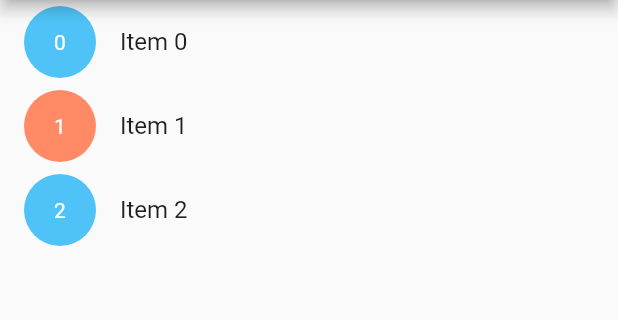
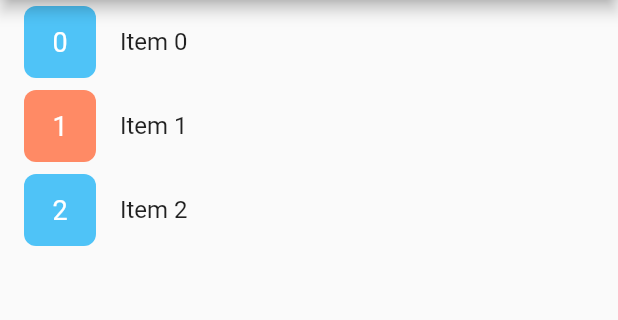
Before and after one commit to Akora-IngDKB/flutter_text_drawable, a Flutter app: the screen it shows after launch, on a phone screen of 412 x 824 dp, the part 84-404 px from its top. Run offline on Flutter 3.47's test engine with Material 2 defaults, Android fonts, the phone set to English and light mode, and no system bars.

Commit message:
Added option for checkmark selection like Gmail

```diff
--- a/example/lib/main.dart
+++ b/example/lib/main.dart
@@ -24,6 +24,12 @@ class MyApp extends StatelessWidget {
           return ListTile(
             leading: TextDrawable(
               text: "$index",
+              isTappable: true,
+              onTap: (val) {
+                print("$index selected: $val");
+              },
+              boxShape: BoxShape.rectangle,
+              borderRadius: BorderRadius.circular(8),
             ),
             title: Text("Item $index"),
           );
--- a/lib/src/text_drawable_widget.dart
+++ b/lib/src/text_drawable_widget.dart
@@ -3,28 +3,40 @@ import 'package:flutter_text_drawable/flutter_text_drawable.dart';
 import 'package:flutter_text_drawable/src/contrast_helper.dart';
 
 class TextDrawable extends StatefulWidget {
-  /// The text supplied. Only first character will be displayed
+  /// The text supplied. Only first character will be displayed.
   final String text;
 
-  /// Height of the [TextDrawable] widget
+  /// Height of the [TextDrawable] widget.
   final double height;
 
-  /// Width of the [TextDrawable] widget
+  /// Width of the [TextDrawable] widget.
   final double width;
 
-  /// `TextStyle` for the `text` to be displayed
+  /// `TextStyle` for the `text` to be displayed.
   final TextStyle textStyle;
 
-  /// Generates random colors
+  /// Generates random colors.
   final ColorGenerator colorGenerator;
 
   /// Shape of the widget.
-  /// Defaults to `BoxShape.circle`
+  /// Defaults to `BoxShape.circle`.
   final BoxShape boxShape;
 
-  /// Border radius of the widget
+  /// Border radius of the widget.
   /// Do not specify this if `boxShape == BoxShape.circle`.
   final BorderRadiusGeometry borderRadius;
+
+  /// Specify duration of animation between text and checked icon.
+  /// Defaults to current theme animation duration.
+  final Duration duration;
+
+  /// Set to `true` when you want the widget to recognize taps.
+  /// Typical selection behaviour found in the Gmail app.
+  final bool isTappable;
+
+  /// Callback received when widget is tapped.
+  /// It emits its current selected status.
+  final Function(bool) onTap;
 
   /// Creates a customizable [TextDrawable] widget.
   TextDrawable({
@@ -36,8 +48,18 @@ class TextDrawable extends StatefulWidget {
     this.textStyle,
     this.boxShape = BoxShape.circle,
     this.borderRadius,
+    this.duration = kThemeAnimationDuration,
+    this.isTappable = false,
+    this.onTap,
   }) : super(key: key) {
-    assert(boxShape == BoxShape.circle && borderRadius == null);
+    assert(
+      boxShape == BoxShape.rectangle || borderRadius == null,
+      "Set boxShape = BoxShape.rectangle when borderRadius is specified",
+    );
+    assert(
+      onTap == null || isTappable,
+      "isTappable must be true to receive onTapped callback",
+    );
   }
 
   @override
@@ -45,11 +67,18 @@ class TextDrawable extends StatefulWidget {
 }
 
 class _TextDrawableState extends State<TextDrawable> {
+  bool isSelected = false;
+  Color backgroundColor;
+
+  @override
+  void initState() {
+    backgroundColor = widget.colorGenerator?.getRandomColor() ??
+        ColorGenerator().getRandomColor();
+    super.initState();
+  }
+
   @override
   Widget build(BuildContext context) {
-    Color backgroundColor = widget.colorGenerator?.getRandomColor() ??
-        ColorGenerator().getRandomColor();
-
     double contrast = ContrastHelper.contrast([
       backgroundColor.red,
       backgroundColor.green,
@@ -60,7 +89,15 @@ class _TextDrawableState extends State<TextDrawable> {
       255
     ] /** white text */);
 
-    return Container(
+    return GestureDetector(
+      onTap: () {
+        setState(() {
+          isSelected = !isSelected;
+        });
+
+        if (widget.isTappable && widget.onTap != null) widget.onTap(isSelected);
+      },
+      child: Container(
         alignment: Alignment.center,
         height: widget.height,
         width: widget.width,
@@ -69,13 +106,26 @@ class _TextDrawableState extends State<TextDrawable> {
           shape: widget.boxShape,
           borderRadius: widget.borderRadius,
         ),
-      child: Text(
+        child: AnimatedSwitcher(
+          duration: widget.duration,
+          transitionBuilder: (child, animation) {
+            return ScaleTransition(child: child, scale: animation);
+          },
+          child: (widget.isTappable && isSelected)
+              ? Icon(
+                  Icons.check,
+                  color: contrast > 1.8 ? Colors.white : Colors.black,
+                )
+              : Text(
                   widget.text[0].toUpperCase(),
                   style: widget.textStyle?.copyWith(
                         color: contrast > 1.8 ? Colors.white : Colors.black,
                       ) ??
                       TextStyle(
+                        fontSize: 18,
                         color: contrast > 1.8 ? Colors.white : Colors.black,
+                      ),
+                ),
         ),
       ),
     );
```
Also changed, not shown: assets/shot2.gif (added). Lines whose indentation alone changed are shown as unchanged.
